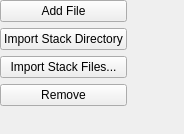
This is ilastik/applets/dataSelection/dataSelectionDrawer.ui in ukoethe/ilastik as Qt 5 draws it before an edit. The edited form follows.
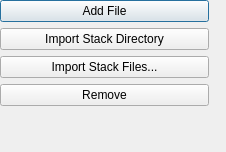
This is the edited form. Icons and pictures are not drawn.

```diff
--- a/ilastik/applets/dataSelection/dataSelectionDrawer.ui
+++ b/ilastik/applets/dataSelection/dataSelectionDrawer.ui
@@ -6,15 +6,26 @@
    <rect>
     <x>0</x>
     <y>0</y>
-    <width>184</width>
-    <height>134</height>
+    <width>226</width>
+    <height>152</height>
    </rect>
   </property>
   <property name="windowTitle">
    <string>Form</string>
   </property>
-  <widget class="QWidget" name="">
+  <widget class="QWidget" name="layoutWidget">
+   <property name="geometry">
+    <rect>
+     <x>0</x>
+     <y>0</y>
+     <width>221</width>
+     <height>151</height>
+    </rect>
+   </property>
    <layout class="QVBoxLayout" name="verticalLayout">
+    <property name="rightMargin">
+     <number>12</number>
+    </property>
     <item>
      <widget class="QPushButton" name="addFileButton">
       <property name="toolTip">
@@ -27,8 +38,11 @@
        <iconset>
         <normaloff>../../../gui/icons/32x32/actions/media-seek-forward.png</normaloff>../../../gui/icons/32x32/actions/media-seek-forward.png</iconset>
       </property>
+      <property name="autoDefault">
+       <bool>true</bool>
+      </property>
       <property name="default">
-       <bool>false</bool>
+       <bool>true</bool>
       </property>
       <property name="flat">
        <bool>false</bool>
@@ -43,6 +57,9 @@
       <property name="text">
        <string>Import Stack Directory</string>
       </property>
+      <property name="autoDefault">
+       <bool>true</bool>
+      </property>
       <property name="default">
        <bool>false</bool>
       </property>
@@ -59,6 +76,9 @@
       <property name="text">
        <string>Import Stack Files...</string>
       </property>
+      <property name="autoDefault">
+       <bool>true</bool>
+      </property>
      </widget>
     </item>
     <item>
@@ -73,8 +93,24 @@
        <iconset>
         <normaloff>../../../gui/icons/32x32/actions/media-seek-backward.png</normaloff>../../../gui/icons/32x32/actions/media-seek-backward.png</iconset>
       </property>
+      <property name="autoDefault">
+       <bool>true</bool>
+      </property>
      </widget>
     </item>
+    <item>
+     <spacer name="verticalSpacer">
+      <property name="orientation">
+       <enum>Qt::Vertical</enum>
+      </property>
+      <property name="sizeHint" stdset="0">
+       <size>
+        <width>20</width>
+        <height>0</height>
+       </size>
+      </property>
+     </spacer>
+    </item>
    </layout>
   </widget>
  </widget>
```
